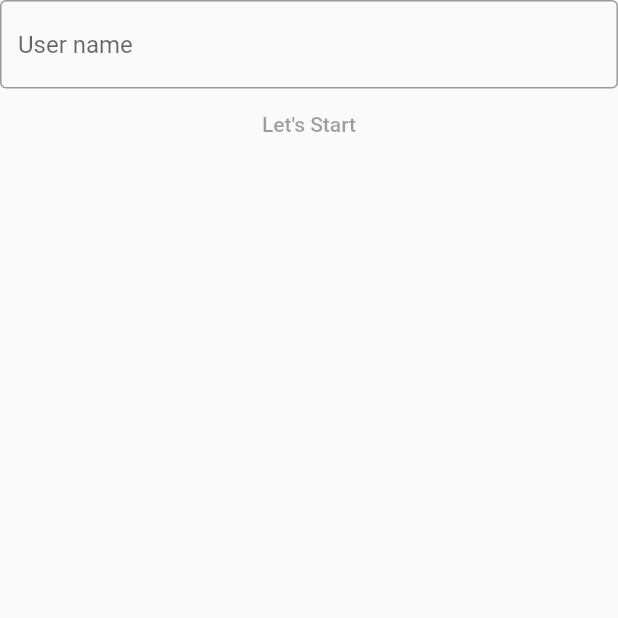
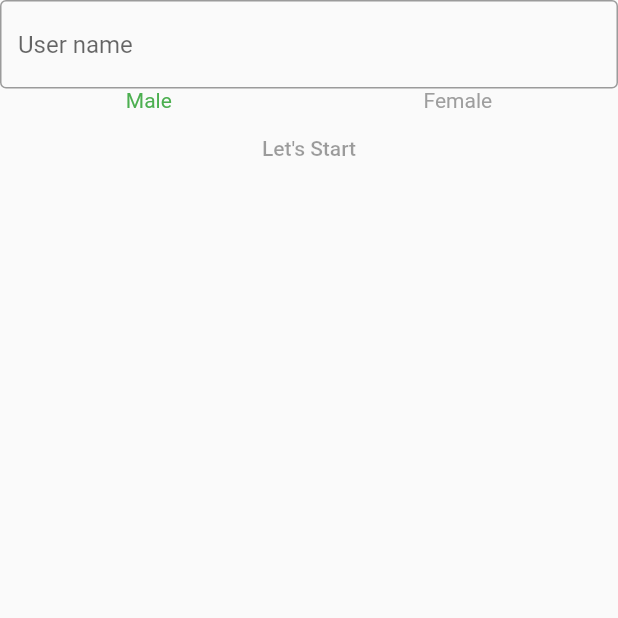
Before and after one commit to sagarkarki92/plank_me, a Flutter app: the screen it shows after launch, on a phone screen of 412 x 824 dp, the top half of it. Run offline on Flutter 3.47's test engine with Material 2 defaults, Android fonts, the phone set to English and light mode, and no system bars; our stand-ins replace bloc, flutter_bloc, freezed_annotation.

Commit message:
activate gender selecting while selecting gender

```diff
--- a/lib/presentation/on_boarding/cubits/setupuser_cubit/setupuser_cubit.dart
+++ b/lib/presentation/on_boarding/cubits/setupuser_cubit/setupuser_cubit.dart
@@ -4,13 +4,31 @@ import 'package:freezed_annotation/freezed_annotation.dart';
 part 'setupuser_state.dart';
 part 'setupuser_cubit.freezed.dart';
 
+enum UserType { male, female }
+
 class SetupuserCubit extends Cubit<SetupuserState> {
+  UserType _userType = UserType.male;
+  String username = '';
   SetupuserCubit() : super(SetupuserState.initial());
 
-  Future<bool> isUserAvailable(String username) async {
+  UserType get userType => _userType;
+
+  void setUserGender(UserType userType) {
+    _userType = userType;
+    emit(SetupuserState.genderChanged(_userType));
+  }
+
+  Future<bool> isUserAvailable(String uname) async {
     if (username == 'sagar') {
       return false;
     }
+    username = uname;
     return true;
   }
+
+  void setUser() {
+    //set user locally
+    print(
+        'Username : $username and gender: ${_userType == UserType.male ? 'male' : 'female'}');
+  }
 }
--- a/lib/presentation/on_boarding/cubits/setupuser_cubit/setupuser_state.dart
+++ b/lib/presentation/on_boarding/cubits/setupuser_cubit/setupuser_state.dart
@@ -6,4 +6,6 @@ abstract class SetupuserState with _$SetupuserState {
   const factory SetupuserState.loading() = Loading;
   const factory SetupuserState.success() = Success;
   const factory SetupuserState.failed() = Failed;
+  const factory SetupuserState.genderChanged(UserType userType) = GenderChanged;
+
 }
--- a/lib/presentation/on_boarding/ui/on_boarding_screen.dart
+++ b/lib/presentation/on_boarding/ui/on_boarding_screen.dart
@@ -9,7 +9,7 @@ class OnBoardingScreen extends StatelessWidget {
     return Scaffold(
           body: BlocProvider(
         create: (context) => SetupuserCubit(),
-        child: UserInfo(),
+        child: Center(child: UserInfo()),
       ),
     );
   }
--- /dev/null
+++ b/lib/presentation/on_boarding/ui/widgets/gender_selection.dart
@@ -0,0 +1,57 @@
+import 'package:flutter/material.dart';
+import 'package:flutter_bloc/flutter_bloc.dart';
+import 'package:plank_me/presentation/on_boarding/cubits/setupuser_cubit/setupuser_cubit.dart';
+
+class GenderSelection extends StatelessWidget {
+  @override
+  Widget build(BuildContext contexta) {
+    return BlocBuilder<SetupuserCubit, SetupuserState>(
+      builder: (context, state) {
+        return Row(
+          mainAxisAlignment: MainAxisAlignment.spaceAround,
+          children: [
+            GenderItem(
+              label: 'Male',
+              isSelected:
+                  context.read<SetupuserCubit>().userType == UserType.male,
+              onChanged: () =>
+                  context.read<SetupuserCubit>().setUserGender(UserType.male),
+            ),
+            GenderItem(
+              label: 'Female',
+              isSelected:
+                  context.read<SetupuserCubit>().userType == UserType.female,
+              onChanged: () =>
+                  context.read<SetupuserCubit>().setUserGender(UserType.female),
+            ),
+          ],
+        );
+      },
+    );
+  }
+}
+
+class GenderItem extends StatelessWidget {
+  final String? label;
+  final bool isSelected;
+  final VoidCallback? onChanged;
+  const GenderItem({
+    Key? key,
+    this.onChanged,
+    this.label,
+    this.isSelected = false,
+  }) : super(key: key);
+
+  @override
+  Widget build(BuildContext context) {
+    return GestureDetector(
+      onTap: onChanged,
+      child: Text(
+        label!,
+        style: TextStyle(
+          color: isSelected ? Colors.green : Colors.grey,
+        ),
+      ),
+    );
+  }
+}
--- a/lib/presentation/on_boarding/ui/widgets/submit.dart
+++ b/lib/presentation/on_boarding/ui/widgets/submit.dart
@@ -1,14 +1,18 @@
 import 'package:flutter/material.dart';
 import 'package:flutter_bloc/flutter_bloc.dart';
+import 'package:plank_me/presentation/on_boarding/cubits/setupuser_cubit/setupuser_cubit.dart';
 import 'package:plank_me/presentation/on_boarding/cubits/username_cubit/usernamefield_cubit.dart';
 
 class Submit extends StatelessWidget {
   @override
   Widget build(BuildContext context) {
     return BlocBuilder<UsernamefieldCubit,UsernamefieldState>(
+
       builder: (context, state) => MaterialButton(
           child: const Text("Let's Start"),
-          onPressed: state is UserAvailable ? () {} : null),
+          onPressed: state is UserAvailable ? () {
+            context.read<SetupuserCubit>().setUser();
+          } : null),
     );
   }
 }
--- a/lib/presentation/on_boarding/ui/widgets/user_info.dart
+++ b/lib/presentation/on_boarding/ui/widgets/user_info.dart
@@ -1,9 +1,11 @@
 import 'package:flutter/material.dart';
 import 'package:flutter_bloc/flutter_bloc.dart';
-import 'package:plank_me/presentation/on_boarding/cubits/setupuser_cubit/setupuser_cubit.dart';
-import 'package:plank_me/presentation/on_boarding/cubits/username_cubit/usernamefield_cubit.dart';
-import 'package:plank_me/presentation/on_boarding/ui/widgets/submit.dart';
-import 'package:plank_me/presentation/on_boarding/ui/widgets/user_name_field.dart';
+
+import '../../cubits/setupuser_cubit/setupuser_cubit.dart';
+import '../../cubits/username_cubit/usernamefield_cubit.dart';
+import 'gender_selection.dart';
+import 'submit.dart';
+import 'user_name_field.dart';
 
 class UserInfo extends StatelessWidget {
   @override
@@ -14,6 +16,7 @@ class UserInfo extends StatelessWidget {
       child: Column(
         children: [
           UsernameField(),
+          GenderSelection(),
           Submit(),
         ],
       ),
--- a/lib/presentation/on_boarding/ui/widgets/user_name_field.dart
+++ b/lib/presentation/on_boarding/ui/widgets/user_name_field.dart
@@ -37,7 +37,7 @@ class _UsernameFieldState extends State<UsernameField> {
                   _buildField(trailing: const CircularProgressIndicator()),
               invalid: (String errorMessage) => _buildField(
                 trailing: const Icon(
-                  Icons.cancel_outlined,
+                  Icons.cancel_rounded,
                   color: Colors.red,
                 ),
                 color: Colors.red,
@@ -45,14 +45,14 @@ class _UsernameFieldState extends State<UsernameField> {
               ),
               userExist: (String label) => _buildField(
                   trailing: const Icon(
-                    Icons.cancel_presentation,
+                    Icons.close,
                     color: Colors.red,
                   ),
                   color: Colors.red,
                   label: label),
               userAvailable: (String label) => _buildField(
                   trailing: const Icon(
-                    Icons.event_available,
+                    Icons.done,
                     color: Colors.green,
                   ),
                   color: Colors.green,
```
Also changed, not shown: lib/presentation/on_boarding/cubits/setupuser_cubit/setupuser_cubit.freezed.dart, 1 other file.
